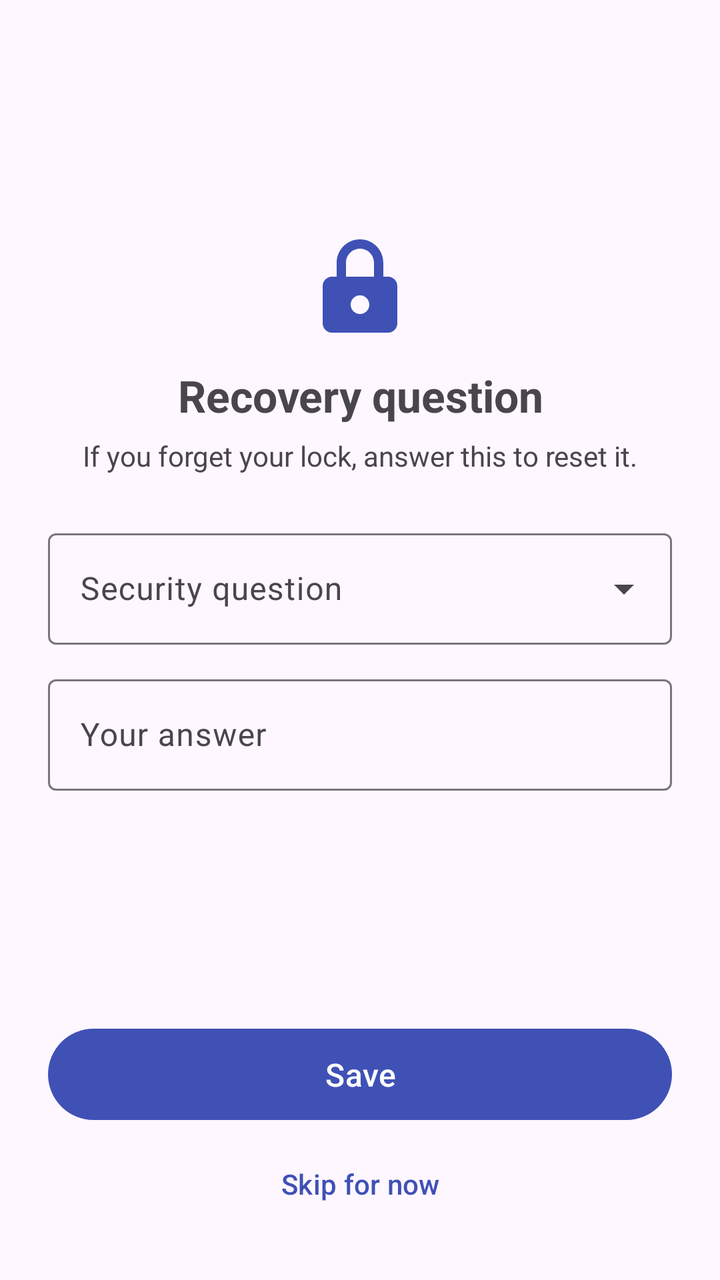
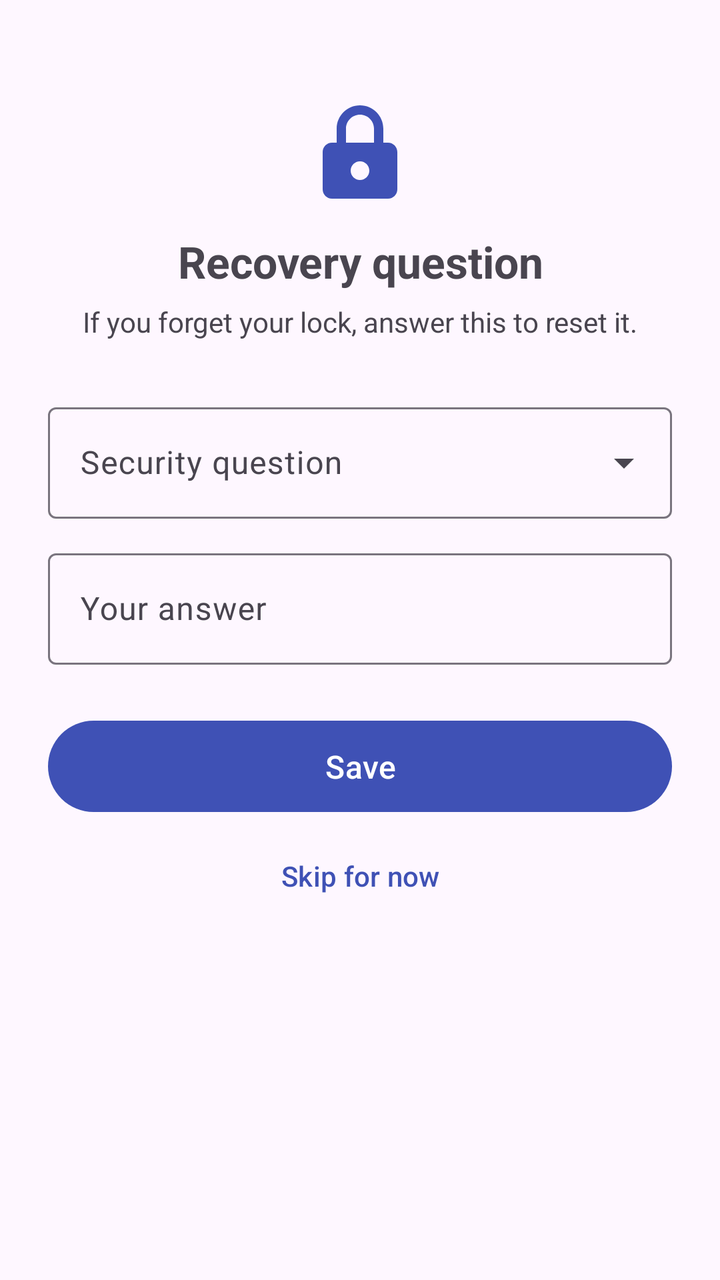

An Android layout rendered at two revisions. The XML below is the earlier revision; the diff shows what the commit changed to produce the second picture.
<!-- AndroidManifest.xml: application theme Theme.LockApp -->
<!-- res/layout/activity_setup_recovery.xml -->
<?xml version="1.0" encoding="utf-8"?>
<LinearLayout xmlns:android="http://schemas.android.com/apk/res/android"
    xmlns:app="http://schemas.android.com/apk/res-auto"
    android:layout_width="match_parent"
    android:layout_height="match_parent"
    android:orientation="vertical"
    android:paddingHorizontal="24dp">

    <Space
        android:layout_width="match_parent"
        android:layout_height="0dp"
        android:layout_weight="1" />

    <ImageView
        android:layout_width="56dp"
        android:layout_height="56dp"
        android:layout_gravity="center_horizontal"
        android:layout_marginBottom="12dp"
        android:src="@drawable/ic_lock"
        app:tint="@color/primary" />

    <TextView
        android:layout_width="match_parent"
        android:layout_height="wrap_content"
        android:gravity="center"
        android:text="@string/recovery_title"
        android:textSize="22sp"
        android:textStyle="bold" />

    <TextView
        android:layout_width="match_parent"
        android:layout_height="wrap_content"
        android:layout_marginTop="6dp"
        android:gravity="center"
        android:text="@string/recovery_subtitle"
        android:textSize="14sp" />

    <com.google.android.material.textfield.TextInputLayout
        style="@style/Widget.Material3.TextInputLayout.OutlinedBox.ExposedDropdownMenu"
        android:layout_width="match_parent"
        android:layout_height="wrap_content"
        android:layout_marginTop="24dp"
        android:hint="@string/recovery_question_hint">

        <com.google.android.material.textfield.MaterialAutoCompleteTextView
            android:id="@+id/questionInput"
            android:layout_width="match_parent"
            android:layout_height="wrap_content"
            android:inputType="none" />
    </com.google.android.material.textfield.TextInputLayout>

    <com.google.android.material.textfield.TextInputLayout
        android:id="@+id/answerLayout"
        android:layout_width="match_parent"
        android:layout_height="wrap_content"
        android:layout_marginTop="12dp"
        android:hint="@string/recovery_answer_hint">

        <com.google.android.material.textfield.TextInputEditText
            android:id="@+id/answerInput"
            android:layout_width="match_parent"
            android:layout_height="wrap_content"
            android:inputType="text|textCapSentences"
            android:maxLines="1" />
    </com.google.android.material.textfield.TextInputLayout>

    <Space
        android:layout_width="match_parent"
        android:layout_height="0dp"
        android:layout_weight="1" />

    <com.google.android.material.button.MaterialButton
        android:id="@+id/save"
        android:layout_width="match_parent"
        android:layout_height="wrap_content"
        android:paddingVertical="12dp"
        android:text="@string/save"
        android:textSize="16sp" />

    <com.google.android.material.button.MaterialButton
        android:id="@+id/skip"
        style="@style/Widget.Material3.Button.TextButton"
        android:layout_width="match_parent"
        android:layout_height="wrap_content"
        android:layout_marginTop="4dp"
        android:layout_marginBottom="24dp"
        android:text="@string/skip" />
</LinearLayout>
<!-- resources referenced by this layout -->
<resources>
  <color name="primary">#3F51B5</color>
  <!-- drawable ic_lock (drawable) -->
  <vector xmlns:android="http://schemas.android.com/apk/res/android"
      android:width="24dp"
      android:height="24dp"
      android:viewportWidth="24"
      android:viewportHeight="24"
      android:tint="@color/white">
      <path
          android:fillColor="@android:color/white"
          android:pathData="M12,2C9.24,2 7,4.24 7,7v3H6c-1.1,0 -2,0.9 -2,2v8c0,1.1 0.9,2 2,2h12c1.1,0 2,-0.9 2,-2v-8c0,-1.1 -0.9,-2 -2,-2h-1V7C17,4.24 14.76,2 12,2zM9,7c0,-1.66 1.34,-3 3,-3s3,1.34 3,3v3H9V7zM12,14c1.1,0 2,0.9 2,2s-0.9,2 -2,2 -2,-0.9 -2,-2 0.9,-2 2,-2z" />
  </vector>
  <string name="recovery_answer_hint">Your answer</string>
  <string name="recovery_question_hint">Security question</string>
  <string name="recovery_subtitle">If you forget your lock, answer this to reset it.</string>
  <string name="recovery_title">Recovery question</string>
  <string name="save">Save</string>
  <string name="skip">Skip for now</string>
  <style name="Theme.LockApp" parent="Theme.Material3.DayNight.NoActionBar">
          <item name="colorPrimary">@color/primary</item>
          <item name="colorPrimaryDark">@color/primary_dark</item>
          <item name="colorAccent">@color/accent</item>
      </style>
  <color name="white">#FFFFFFFF</color>
  <color name="primary_dark">#303F9F</color>
  <color name="accent">#FF4081</color>
</resources>

<!-- the commit's change to res/layout/activity_setup_recovery.xml (unified diff, before → after) -->
@@ -1,88 +1,85 @@
 <?xml version="1.0" encoding="utf-8"?>
-<LinearLayout xmlns:android="http://schemas.android.com/apk/res/android"
+<ScrollView xmlns:android="http://schemas.android.com/apk/res/android"
     xmlns:app="http://schemas.android.com/apk/res-auto"
     android:layout_width="match_parent"
     android:layout_height="match_parent"
-    android:orientation="vertical"
-    android:paddingHorizontal="24dp">
+    android:fillViewport="true">
 
-    <Space
-        android:layout_width="match_parent"
-        android:layout_height="0dp"
-        android:layout_weight="1" />
-
-    <ImageView
-        android:layout_width="56dp"
-        android:layout_height="56dp"
-        android:layout_gravity="center_horizontal"
-        android:layout_marginBottom="12dp"
-        android:src="@drawable/ic_lock"
-        app:tint="@color/primary" />
-
-    <TextView
+    <LinearLayout
         android:layout_width="match_parent"
         android:layout_height="wrap_content"
-        android:gravity="center"
-        android:text="@string/recovery_title"
-        android:textSize="22sp"
-        android:textStyle="bold" />
+        android:orientation="vertical"
+        android:paddingHorizontal="24dp">
 
-    <TextView
-        android:layout_width="match_parent"
-        android:layout_height="wrap_content"
-        android:layout_marginTop="6dp"
-        android:gravity="center"
-        android:text="@string/recovery_subtitle"
-        android:textSize="14sp" />
+        <ImageView
+            android:layout_width="56dp"
+            android:layout_height="56dp"
+            android:layout_gravity="center_horizontal"
+            android:layout_marginTop="48dp"
+            android:layout_marginBottom="12dp"
+            android:src="@drawable/ic_lock"
+            app:tint="@color/primary" />
 
-    <com.google.android.material.textfield.TextInputLayout
-        style="@style/Widget.Material3.TextInputLayout.OutlinedBox.ExposedDropdownMenu"
-        android:layout_width="match_parent"
-        android:layout_height="wrap_content"
-        android:layout_marginTop="24dp"
-        android:hint="@string/recovery_question_hint">
-
-        <com.google.android.material.textfield.MaterialAutoCompleteTextView
-            android:id="@+id/questionInput"
+        <TextView
             android:layout_width="match_parent"
             android:layout_height="wrap_content"
-            android:inputType="none" />
-    </com.google.android.material.textfield.TextInputLayout>
+            android:gravity="center"
+            android:text="@string/recovery_title"
+            android:textSize="22sp"
+            android:textStyle="bold" />
 
-    <com.google.android.material.textfield.TextInputLayout
-        android:id="@+id/answerLayout"
-        android:layout_width="match_parent"
-        android:layout_height="wrap_content"
-        android:layout_marginTop="12dp"
-        android:hint="@string/recovery_answer_hint">
-
-        <com.google.android.material.textfield.TextInputEditText
-            android:id="@+id/answerInput"
+        <TextView
             android:layout_width="match_parent"
             android:layout_height="wrap_content"
-            android:inputType="text|textCapSentences"
-            android:maxLines="1" />
-    </com.google.android.material.textfield.TextInputLayout>
+            android:layout_marginTop="6dp"
+            android:gravity="center"
+            android:text="@string/recovery_subtitle"
+            android:textSize="14sp" />
 
-    <Space
-        android:layout_width="match_parent"
-        android:layout_height="0dp"
-        android:layout_weight="1" />
+        <com.google.android.material.textfield.TextInputLayout
+            style="@style/Widget.Material3.TextInputLayout.OutlinedBox.ExposedDropdownMenu"
+            android:layout_width="match_parent"
+            android:layout_height="wrap_content"
+            android:layout_marginTop="28dp"
+            android:hint="@string/recovery_question_hint">
 
-    <com.google.android.material.button.MaterialButton
-        android:id="@+id/save"
-        android:layout_width="match_parent"
-        android:layout_height="wrap_content"
-        android:paddingVertical="12dp"
-        android:text="@string/save"
-        android:textSize="16sp" />
+            <com.google.android.material.textfield.MaterialAutoCompleteTextView
+                android:id="@+id/questionInput"
+                android:layout_width="match_parent"
+                android:layout_height="wrap_content"
+                android:inputType="none" />
+        </com.google.android.material.textfield.TextInputLayout>
 
-    <com.google.android.material.button.MaterialButton
-        android:id="@+id/skip"
-        style="@style/Widget.Material3.Button.TextButton"
-        android:layout_width="match_parent"
-        android:layout_height="wrap_content"
-        android:layout_marginTop="4dp"
-        android:layout_marginBottom="24dp"
-        android:text="@string/skip" />
-</LinearLayout>
+        <com.google.android.material.textfield.TextInputLayout
+            android:id="@+id/answerLayout"
+            android:layout_width="match_parent"
+            android:layout_height="wrap_content"
+            android:layout_marginTop="12dp"
+            android:hint="@string/recovery_answer_hint">
+
+            <com.google.android.material.textfield.TextInputEditText
+                android:id="@+id/answerInput"
+                android:layout_width="match_parent"
+                android:layout_height="wrap_content"
+                android:inputType="text|textCapSentences"
+                android:maxLines="1" />
+        </com.google.android.material.textfield.TextInputLayout>
+
+        <com.google.android.material.button.MaterialButton
+            android:id="@+id/save"
+            android:layout_width="match_parent"
+            android:layout_height="wrap_content"
+            android:layout_marginTop="24dp"
+            android:paddingVertical="12dp"
+            android:text="@string/save"
+            android:textSize="16sp" />
+
+        <com.google.android.material.button.MaterialButton
+            android:id="@+id/skip"
+            style="@style/Widget.Material3.Button.TextButton"
+            android:layout_width="match_parent"
+            android:layout_height="wrap_content"
+            android:layout_marginTop="4dp"
+            android:text="@string/skip" />
+    </LinearLayout>
+</ScrollView>
<!-- resource entries referenced after the edit -->
@@ -21,7 +21,10 @@
   <style name="Theme.LockApp" parent="Theme.Material3.DayNight.NoActionBar">
           <item name="colorPrimary">@color/primary</item>
           <item name="colorPrimaryDark">@color/primary_dark</item>
+          <item name="colorOnPrimary">@color/white</item>
           <item name="colorAccent">@color/accent</item>
+          
+          <item name="android:windowOptOutEdgeToEdgeEnforcement" tools:targetApi="35">true</item>
       </style>
   <color name="white">#FFFFFFFF</color>
   <color name="primary_dark">#303F9F</color>
